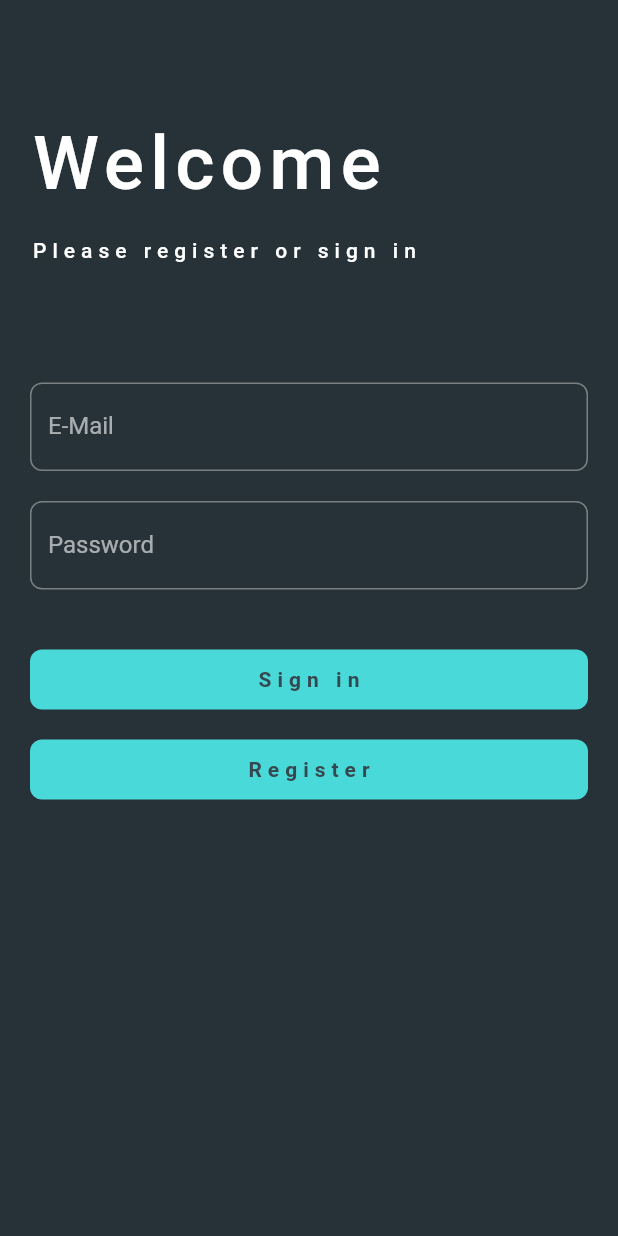
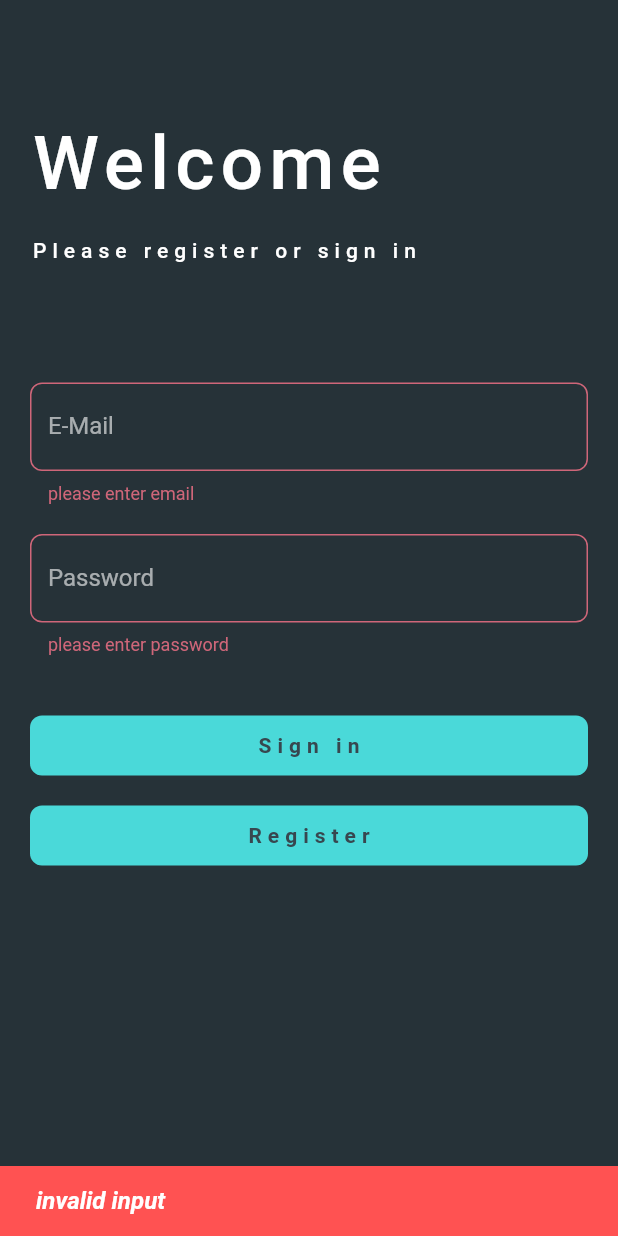
Before and after one commit to raspi-mh/todo, a Flutter app: the screen it shows after launch, after a tap on "Sign in", on a phone screen of 412 x 824 dp. Run offline on Flutter 3.47's test engine with Material 2 defaults, Android fonts, the phone set to English and light mode, and no system bars; Roboto replaces fonts that are missing (Rubik).

Commit message:
Todo App bis Lektion 80

```diff
--- a/lib/presentation/signup/widgets/signin_register_button.dart
+++ b/lib/presentation/signup/widgets/signin_register_button.dart
@@ -3,14 +3,15 @@ import 'package:flutter/material.dart';
 class SignInRegisterButton extends StatelessWidget {
   final String buttonText;
   final Function callback;
-  const SignInRegisterButton({Key? key, required this.buttonText, required this.callback})
+  const SignInRegisterButton(
+      {Key? key, required this.buttonText, required this.callback})
       : super(key: key);
 
   @override
   Widget build(BuildContext context) {
     final themeData = Theme.of(context);
     return InkResponse(
-      onTap: () => callback,
+      onTap: ()  => callback(),
       child: Container(
         height: 40,
         width: double.infinity,
--- a/lib/presentation/signup/widgets/signup_form.dart
+++ b/lib/presentation/signup/widgets/signup_form.dart
@@ -1,5 +1,3 @@
-
-
 import 'package:flutter/material.dart';
 import 'package:todo/presentation/signup/widgets/signin_register_button.dart';
 
@@ -8,8 +6,33 @@ class SignUpForm extends StatelessWidget {
 
   @override
   Widget build(BuildContext context) {
+    final GlobalKey<FormState> formKey = GlobalKey<FormState>();
+
+    String? validateEmail(String? input) {
+      const emailRegex =
+          r"""^[a-zA-Z0-9.a-zA-Z0-9.!#$%&'*+-/=?^_`{|}~]+@[a-zA-Z0-9]+\.[a-zA-Z]+""";
+      if (input == null || input.isEmpty) {
+        return "please enter email";
+      } else if (RegExp(emailRegex).hasMatch(input)) {
+        return null;
+      } else {
+        return "invalid email format";
+      }
+    }
+
+    String? validatePassword(String? input) {
+      if (input == null || input.isEmpty) {
+        return "please enter password";
+      } else if (input.length >= 6) {
+        return null;
+      } else {
+        return "short password";
+      }
+    }
+
     final themeData = Theme.of(context);
     return Form(
+      key: formKey,
       child: ListView(
         padding: const EdgeInsets.symmetric(horizontal: 20),
         children: [
@@ -39,20 +62,24 @@ class SignUpForm extends StatelessWidget {
             height: 80,
           ),
           TextFormField(
+            autovalidateMode: AutovalidateMode.disabled,
             cursorColor: Colors.white,
             decoration: const InputDecoration(
               labelText: "E-Mail",
             ),
+            validator: validateEmail,
           ),
           const SizedBox(
             height: 20,
           ),
           TextFormField(
+            autovalidateMode: AutovalidateMode.disabled,
             cursorColor: Colors.white,
             obscureText: true,
             decoration: const InputDecoration(
               labelText: "Password",
             ),
+            validator: validatePassword,
           ),
           const SizedBox(
             height: 40,
@@ -61,6 +88,19 @@ class SignUpForm extends StatelessWidget {
             buttonText: "Sign in",
             callback: () {
               print("sign in pressed");
+              if (formKey.currentState!.validate()) {
+                print("validated");
+              } else {
+                print("unvalid");
+
+                ScaffoldMessenger.of(context).showSnackBar(SnackBar(
+                  backgroundColor: Colors.redAccent,
+                  content: Text(
+                    "invalid input",
+                    style: themeData.textTheme.bodyText1,
+                  ),
+                ));
+              }
             },
           ),
           const SizedBox(
--- a/pubspec.yaml
+++ b/pubspec.yaml
@@ -34,6 +34,8 @@ dependencies:
   # The following adds the Cupertino Icons font to your application.
   # Use with the CupertinoIcons class for iOS style icons.
   cupertino_icons: ^1.0.2
+  flutter_bloc: ^8.0.0
+  bloc: ^8.0.1
 
 dev_dependencies:
   flutter_test:
```
